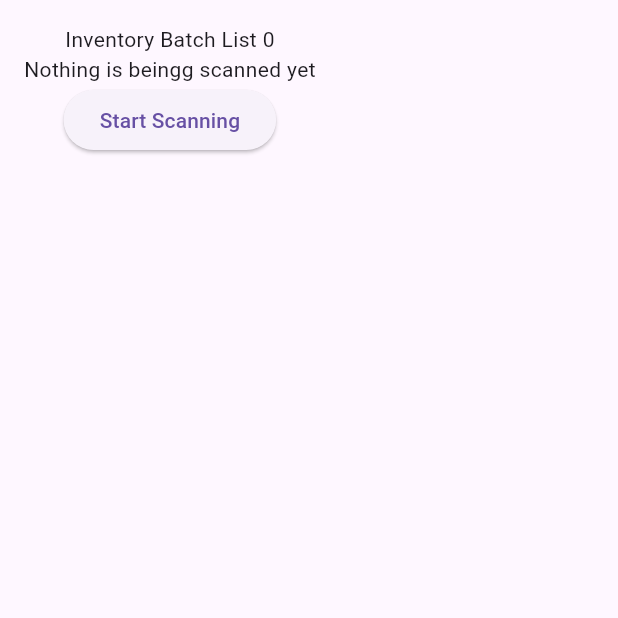
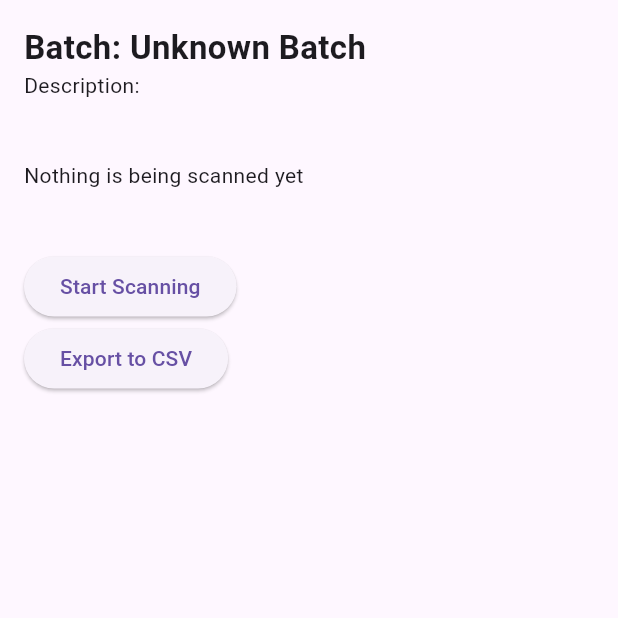
Before and after one commit to PrimeVoid918/CoreStash, a Flutter app: the BatchListPage screen opened directly with empty values, on a phone screen of 412 x 824 dp, the top half of it. Run offline on Flutter 3.47's test engine with Material 3 defaults, Android fonts, the phone set to English and light mode, and no system bars; our stand-ins replace drift, flutter_riverpod, go_router; missing offline and left inert: flutter_file_dialog, mobile_scanner; accounts and stored records are empty; generated files the repository leaves out were written again.

Commit message:
added csv export

```diff
--- a/lib/src/core/database/data_access_objects/batch.dao.dart
+++ b/lib/src/core/database/data_access_objects/batch.dao.dart
@@ -27,6 +27,12 @@ class InventoryBatchDao extends DatabaseAccessor<AppDatabase>
     )..where((b) => b.id.equals(id))).getSingleOrNull();
   }
 
+  Future<InventoryBatchData?> getBatchInfoById(int id) {
+    return (select(
+      inventoryBatch,
+    )..where((b) => b.id.equals(id))).getSingleOrNull();
+  }
+
   /// Get the full list of batches
   Future<List<InventoryBatchData>> getAllBatches() {
     return select(inventoryBatch).get();
--- a/lib/src/features/batch/data/batch_providers.dart
+++ b/lib/src/features/batch/data/batch_providers.dart
@@ -23,3 +23,12 @@ final batchListProvider = riverpod.FutureProvider<List<db.InventoryBatchData>>((
   final repository = ref.watch(batchRepoProvider);
   return await repository.fetchAllBatches();
 });
+
+final batchInfoProvider =
+    riverpod.FutureProvider.family<db.InventoryBatchData?, int>((
+      ref,
+      batchId,
+    ) async {
+      final repository = ref.watch(batchRepoProvider);
+      return await repository.fetchBatchInfo(batchId);
+    });
--- a/lib/src/features/batch/data/batch_repository.dart
+++ b/lib/src/features/batch/data/batch_repository.dart
@@ -19,6 +19,11 @@ class BatchRepository {
     return [list];
   }
 
+  Future<db.InventoryBatchData?> fetchBatchInfo(int batchId) async {
+    final info = await _batchDao.getBatchInfoById(batchId);
+    return info;
+  }
+
   Future<List<db.InventoryBatchData>> fetchAllBatches() async {
     return await _batchDao.getAllBatches();
   }
--- a/lib/src/features/batch/presentation/pages/batch.list.page.dart
+++ b/lib/src/features/batch/presentation/pages/batch.list.page.dart
@@ -1,7 +1,13 @@
+import 'dart:convert';
+import 'dart:io';
+
+import 'package:flutter/foundation.dart';
 import 'package:flutter/material.dart';
+import 'package:flutter_file_dialog/flutter_file_dialog.dart';
 import 'package:flutter_riverpod/flutter_riverpod.dart';
+import 'package:path_provider/path_provider.dart';
 import 'package:prac1/src/features/batch/data/batch_providers.dart'
-    as bath_provider;
+    as batch_provider;
 import 'package:prac1/src/features/inventory/data/inventory_providers.dart'
     as inventory_provider;
 import 'package:prac1/src/features/inventory/presentation/inventory.route.dart'
@@ -18,51 +24,73 @@ class BatchListPage extends ConsumerStatefulWidget {
 
 class _BatchListPageState extends ConsumerState<BatchListPage> {
   @override
-  void dispose() {
-    super.dispose();
-  }
-
-  @override
   Widget build(BuildContext context) {
     final inventory = ref.watch(
       inventory_provider.inventoryListByBatchProvider(widget.batchId),
     );
 
+    final batchInfoAsync = ref.watch(
+      batch_provider.batchInfoProvider(widget.batchId),
+    );
+
     return Scaffold(
-      body: Stack(
-        children: [
-          SafeArea(
+      body: SafeArea(
         child: SingleChildScrollView(
           padding: const EdgeInsets.all(16.00),
           child: Column(
+            crossAxisAlignment: CrossAxisAlignment.start,
             children: [
-                  Text("Inventory Batch List ${widget.batchId}"),
+              batchInfoAsync.when(
+                data: (batch) {
+                  final String currentName = batch?.name ?? "Unknown Batch";
+                  return Column(
+                    crossAxisAlignment: CrossAxisAlignment.start,
+                    children: [
+                      Text(
+                        "Batch: $currentName",
+                        style: const TextStyle(
+                          fontSize: 22,
+                          fontWeight: FontWeight.bold,
+                        ),
+                      ),
+                      Text("Description: ${batch?.description ?? ''}"),
+                    ],
+                  );
+                },
+                error: (e, _) => Text("Error loading batch title: $e"),
+                loading: () => const LinearProgressIndicator(),
+              ),
+
+              const SizedBox(height: 20),
+
               inventory.when(
-                    data: (inventory) {
-                      if (inventory.isEmpty) {
-                        return const Text("Nothing is beingg scanned yet");
+                data: (items) {
+                  if (items.isEmpty) {
+                    return const Padding(
+                      padding: EdgeInsets.symmetric(vertical: 20),
+                      child: Text("Nothing is being scanned yet"),
+                    );
                   }
 
-                      return SingleChildScrollView(
-                        padding: const EdgeInsets.all(16.0),
-                        child: Column(
-                          children: [
-                            ...inventory.map(
-                              (item) => ListTile(
+                  return ListView.builder(
+                    shrinkWrap: true,
+                    physics: const NeverScrollableScrollPhysics(),
+                    itemCount: items.length,
+                    itemBuilder: (context, index) {
+                      final item = items[index];
+                      return ListTile(
                         leading: const Icon(Icons.inventory),
                         title: Text(item.qrCode),
-                                tileColor: Colors.red,
                         subtitle: Text(item.scannedAt),
-                              ),
-                            ),
-                          ],
-                        ),
                       );
                     },
-                    error: (err, tack) => Text("Error loading batched: $err"),
-                    loading: () =>
-                        const Center(child: CircularProgressIndicator()),
+                  );
+                },
+                error: (err, stack) => Text("Error loading batch items: $err"),
+                loading: () => const Center(child: CircularProgressIndicator()),
               ),
+
+              const SizedBox(height: 20),
 
               ElevatedButton(
                 onPressed: () => {
@@ -72,12 +100,49 @@ class _BatchListPageState extends ConsumerState<BatchListPage> {
                 },
                 child: const Text("Start Scanning"),
               ),
+
+              ElevatedButton(
+                onPressed: () async {
+                  try {
+                    final batchData = await ref
+                        .read(batch_provider.batchRepoProvider)
+                        .fetchBatchInfo(widget.batchId);
+
+                    final String safeName =
+                        (batchData?.name ?? "${widget.batchId}")
+                            .replaceAll(
+                              RegExp(r'[^\w\s]+'),
+                              '',
+                            ) // Filter out illegal file path chars
+                            .replaceAll(' ', '_');
+
+                    final csvContent = await ref.read(
+                      inventory_provider.exportCsvProvider,
+                    )(widget.batchId);
+
+                    final tempDir = await getTemporaryDirectory();
+
+                    final tempFile = File('${tempDir.path}/$safeName.csv');
+                    await tempFile.writeAsString(csvContent);
+
+                    final params = SaveFileDialogParams(
+                      sourceFilePath: tempFile.path,
+                    );
+                    await FlutterFileDialog.saveFile(params: params);
+                  } catch (e) {
+                    if (context.mounted) {
+                      ScaffoldMessenger.of(context).showSnackBar(
+                        SnackBar(content: Text('Failed to save file: $e')),
+                      );
+                    }
+                  }
+                },
+                child: const Text("Export to CSV"),
+              ),
             ],
           ),
         ),
       ),
-        ],
-      ),
     );
   }
 }
--- a/lib/src/features/inventory/data/inventory_repository.dart
+++ b/lib/src/features/inventory/data/inventory_repository.dart
@@ -1,3 +1,4 @@
+import 'package:drift/drift.dart';
 import 'package:prac1/src/core/database/data_access_objects/inventory.dao.dart';
 import 'package:prac1/src/core/database/data_access_objects/batch.dao.dart';
 import 'package:prac1/src/core/database/app_database.dart' as db;
@@ -27,4 +28,31 @@ class InventoryRepository {
   Future<db.InventoryData?> fetchInventoryItem({required String qrCode}) {
     return _inventoryDao.getItemByQr(qrCode);
   }
+
+  Future<String> generateCsvString(int batchId) async {
+    // 1. Fetch the joined records from the database
+    final List<TypedResult> rows = await _inventoryDao.getCsvExportData(
+      batchId,
+    );
+
+    // 2. Initialize the CSV buffer with the column headers requested by the head
+    final StringBuffer csvBuffer = StringBuffer();
+    csvBuffer.writeln('QR Code,Description,Date Scanned');
+
+    // 3. Loop through results and map table fields safely
+    for (final row in rows) {
+      final item = row.readTable(_inventoryDao.inventory);
+      final batch = row.readTable(_inventoryDao.inventoryBatch);
+
+      // Escape any unexpected commas inside descriptions to keep CSV formatting intact
+      final cleanDescription = batch.description.replaceAll('"', '""');
+
+      // Write row strings down line by line
+      csvBuffer.writeln(
+        '"${item.qrCode}","$cleanDescription","${item.scannedAt}"',
+      );
+    }
+
+    return csvBuffer.toString();
+  }
 }
--- a/pubspec.yaml
+++ b/pubspec.yaml
@@ -43,6 +43,7 @@ dependencies:
   # Use with the CupertinoIcons class for iOS style icons.
   cupertino_icons: ^1.0.8
   path: ^1.9.1
+  flutter_file_dialog: ^3.0.3
 
 dev_dependencies:
   drift_dev: ^2.28.1
```
Also changed, not shown: lib/src/core/database/data_access_objects/inventory.dao.dart (+7 -0 lines), lib/src/features/inventory/data/inventory_providers.dart (+6 -2 lines), pubspec.lock, 1 other file. Lines whose indentation alone changed are shown as unchanged.
